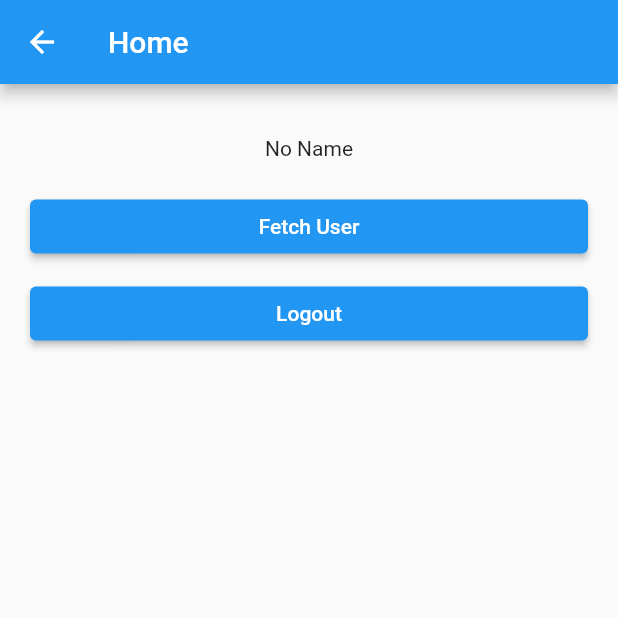
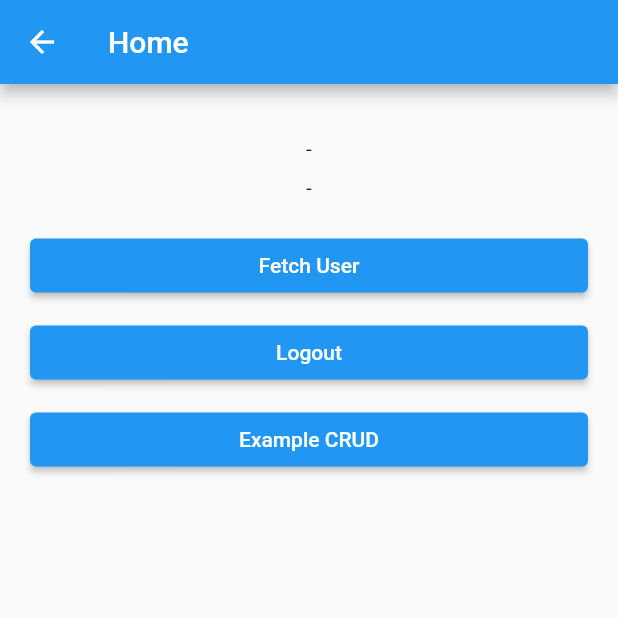
Before and after one commit to yobisetiawan/base-flutter3, a Flutter app: the HomePage screen opened by its route, on a phone screen of 412 x 824 dp, the top half of it. Run offline on Flutter 3.47's test engine with Material 2 defaults, Android fonts, the phone set to English and light mode, and no system bars; our stand-ins replace get, get_storage, getwidget; accounts and stored records are empty; network calls fail.

Commit message:
add crud example

```diff
--- a/lib/configs/route_name.dart
+++ b/lib/configs/route_name.dart
@@ -4,4 +4,7 @@ abstract class RouteName {
   static const forgotPassword = '/register';
 
   static const home = '/home';
+
+  static const example = '/example';
+  static const exampleForm = '/example-form';
 }
--- a/lib/configs/routes.dart
+++ b/lib/configs/routes.dart
@@ -1,4 +1,5 @@
 import 'package:app3/configs/route_name.dart';
+import 'package:app3/pages/example.dart';
 import 'package:app3/pages/home.dart';
 import 'package:app3/pages/login.dart';
 import 'package:app3/pages/splash.dart';
@@ -9,5 +10,8 @@ class Routes {
     GetPage(name: RouteName.initial, page: () => const SplashPage()),
     GetPage(name: RouteName.login, page: () => const LoginPage()),
     GetPage(name: RouteName.home, page: () => const HomePage()),
+    GetPage(name: RouteName.example, page: () => const ExamplePage()),
+
+    GetPage(name: RouteName.exampleForm, page: () => const ExampleFormPage()),
   ];
 }
--- a/lib/pages/home.dart
+++ b/lib/pages/home.dart
@@ -1,3 +1,4 @@
+import 'package:app3/configs/route_name.dart';
 import 'package:app3/controllers/login.dart';
 import 'package:app3/provider/auth.dart';
 import 'package:flutter/material.dart';
@@ -24,7 +25,15 @@ class HomePage extends StatelessWidget {
           ),
           Obx(
             () => Center(
-              child: Text(auth.user.value.name ?? 'No Name'),
+              child: Column(
+                children: [
+                  Text(auth.user.value.name ?? '-'),
+                  const SizedBox(
+                    height: 10.0,
+                  ),
+                  Text(auth.user.value.email ?? '-')
+                ],
+              ),
             ),
           ),
           const SizedBox(
@@ -65,6 +74,15 @@ class HomePage extends StatelessWidget {
             },
             child: const Text('Logout'),
           ),
+          const SizedBox(
+            height: 10.0,
+          ),
+          ElevatedButton(
+            onPressed: () {
+              Get.toNamed(RouteName.example);
+            },
+            child: const Text('Example CRUD'),
+          ),
         ],
       ),
     );
--- a/lib/provider/api.dart
+++ b/lib/provider/api.dart
@@ -28,4 +28,9 @@ class ApiProvider extends GetConnect {
   Future<Response> logout() => get('/auth/logout');
 
   Future<Response> user() => get('/user', query: {'relations': 'avatar'});
+
+  Future<Response> employeePosition() => get('/employee/positions');
+
+  Future<Response> employeePositionDelete(id) =>
+      delete('/employee/position/$id');
 }
```
Also changed, not shown: lib/controllers/example.dart (added, +40 -0 lines), lib/models/example.dart (added, +20 -0 lines), lib/pages/example.dart (added, +47 -0 lines), lib/pages/login.dart (+2 -5 lines), lib/models/example.g.dart (added), 1 other file.
